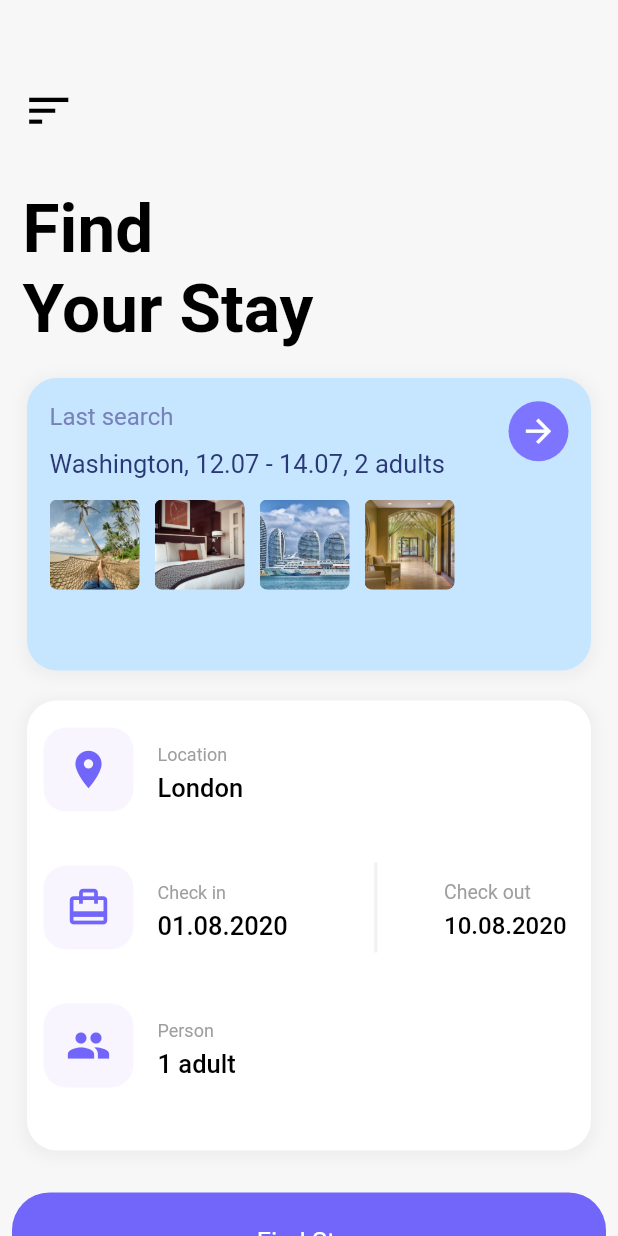
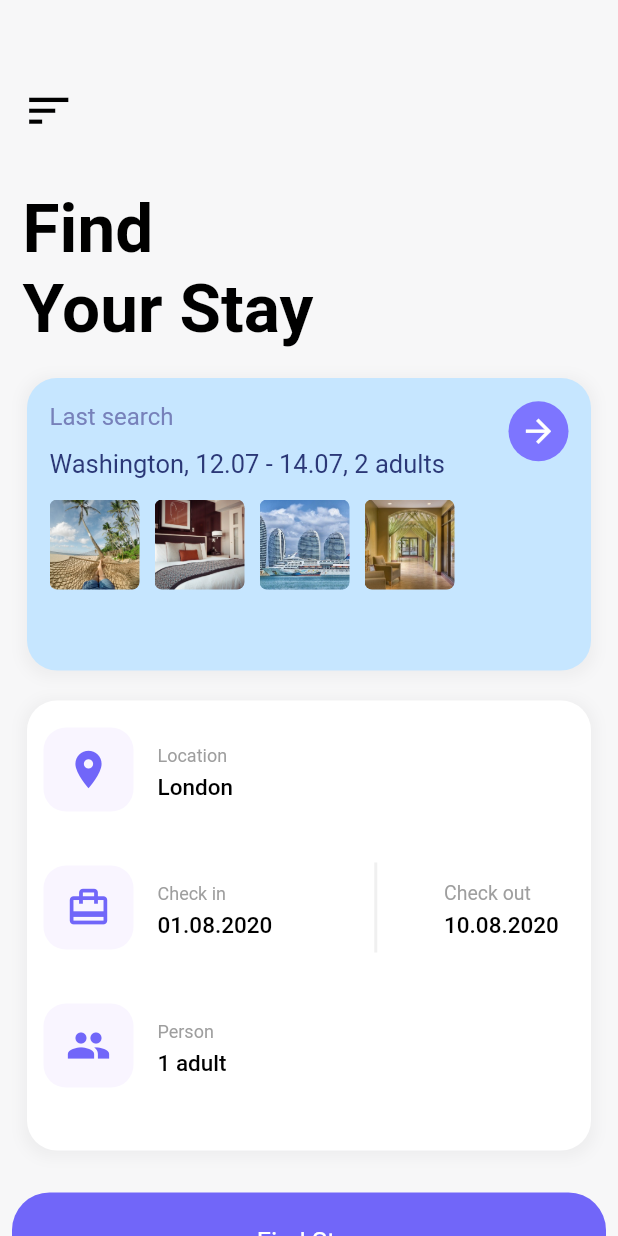
Before and after one commit to IMEF-FEMI/Flutter-Hotel-Booking-App-Concept, a Flutter app: the screen it shows after launch, on a phone screen of 412 x 824 dp. Run offline on Flutter 3.47's test engine with Material 2 defaults, Android fonts, the phone set to English and light mode, and no system bars.

Commit message:
made a few changes

```diff
--- a/lib/main.dart
+++ b/lib/main.dart
@@ -185,7 +185,7 @@ class HomeScreen extends StatelessWidget {
           subtitle,
           style: TextStyle(
               fontWeight: FontWeight.w500,
-              fontSize: 17,
+              fontSize: 15,
               color: Color(0xff000000)),
         ),
         onTap: () {},
@@ -209,7 +209,7 @@ class HomeScreen extends StatelessWidget {
         subtitle,
         style: TextStyle(
             fontWeight: FontWeight.w500,
-            fontSize: 16,
+            fontSize: 15,
             color: Color(0xff000000)),
       ),
       onTap: () {},
```
